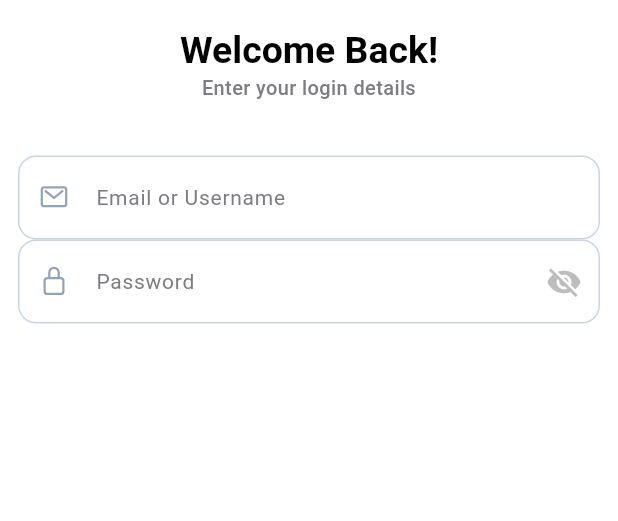
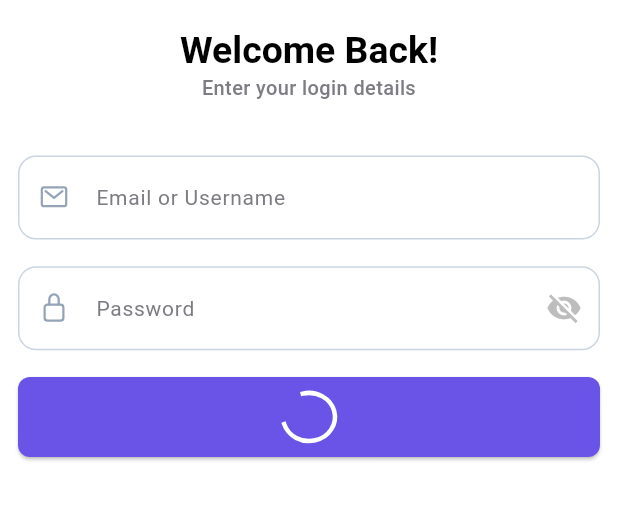
Before and after one commit to AmrElzohairy/chat_bot, a Flutter app: the SignInView screen opened by its route, on a phone screen of 412 x 824 dp, the part 282-803 px from its top. Run offline on Flutter 3.47's test engine with Material 3 defaults, Android fonts, the phone set to English and light mode, and no system bars; our stand-ins replace flutter_screenutil, flutter_svg, go_router.

Commit message:
add Custom Button Circle Indicator

```diff
--- a/lib/core/widgets/custom_app_button.dart
+++ b/lib/core/widgets/custom_app_button.dart
@@ -1,16 +1,26 @@
+import 'package:chat_bot/core/widgets/ustom_button_circle_indicator.dart';
 import 'package:flutter/material.dart';
 import 'package:flutter_screenutil/flutter_screenutil.dart';
 
 class CustomAppButton extends StatelessWidget {
-  const CustomAppButton({super.key, required this.buttonText, this.onPressed});
+  const CustomAppButton({
+    super.key,
+    required this.buttonText,
+    this.onPressed,
+    this.isLoading = false,
+  });
   final String buttonText;
   final void Function()? onPressed;
+  final bool isLoading;
   @override
   Widget build(BuildContext context) {
     return SizedBox(
       width: double.infinity,
       height: 60.h,
-      child: ElevatedButton(onPressed: onPressed, child: Text(buttonText)),
+      child: ElevatedButton(
+        onPressed: onPressed,
+        child: isLoading ? CustomButtonCircleIndicator() : Text(buttonText),
+      ),
     );
   }
 }
--- /dev/null
+++ b/lib/core/widgets/ustom_button_circle_indicator.dart
@@ -0,0 +1,21 @@
+import 'package:chat_bot/core/utils/app_colors.dart';
+import 'package:flutter/material.dart';
+import 'package:flutter_screenutil/flutter_screenutil.dart';
+
+class CustomButtonCircleIndicator extends StatelessWidget {
+  const CustomButtonCircleIndicator({
+    super.key,
+  });
+
+  @override
+  Widget build(BuildContext context) {
+    return SizedBox(
+      width: 36.w,
+      height: 36.h,
+      child: const CircularProgressIndicator(
+        color: AppColors.white,
+        strokeWidth: 3,
+      ),
+    );
+  }
+}
--- a/lib/features/auth/presentation/cubits/views/sign_in_view.dart
+++ b/lib/features/auth/presentation/cubits/views/sign_in_view.dart
@@ -1,6 +1,7 @@
 import 'package:chat_bot/core/utils/app_colors.dart';
 import 'package:chat_bot/core/utils/app_images.dart';
 import 'package:chat_bot/core/utils/spacing_widgets.dart';
+import 'package:chat_bot/core/widgets/custom_app_button.dart';
 import 'package:chat_bot/core/widgets/custom_text_form_field.dart';
 import 'package:flutter/material.dart';
 import 'package:flutter_screenutil/flutter_screenutil.dart';
@@ -58,6 +59,7 @@ class SignInView extends StatelessWidget {
                   fit: BoxFit.scaleDown,
                 ),
               ),
+              VerticalSpace(height: 20),
               CustomPasswordField(
                 labelText: "Password",
                 controller: TextEditingController(),
@@ -66,6 +68,12 @@ class SignInView extends StatelessWidget {
                   fit: BoxFit.scaleDown,
                 ),
               ),
+              VerticalSpace(height: 20),
+              CustomAppButton(
+                buttonText: 'Sign In',
+                onPressed: () {},
+                isLoading: true,
+              ),
             ],
           ),
         ),
```
